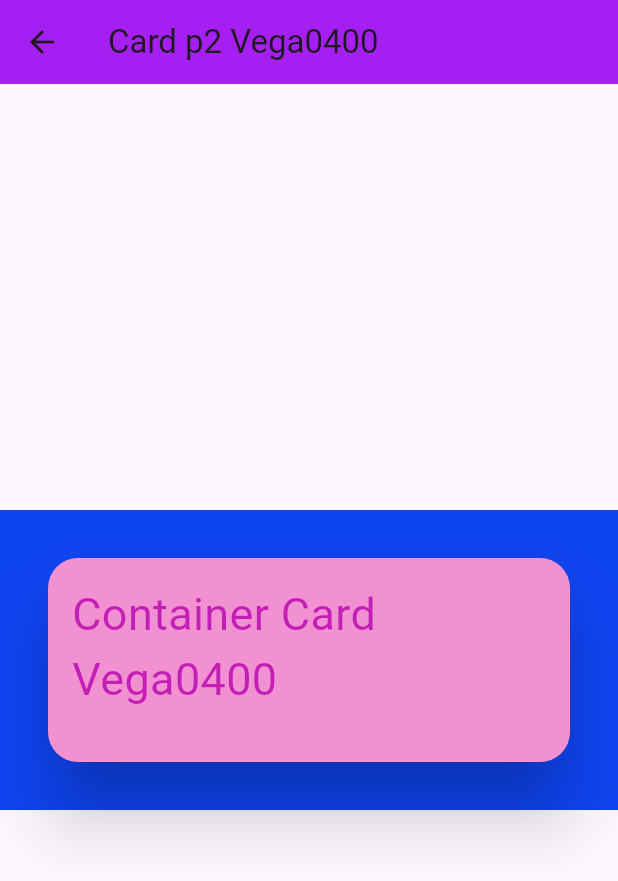
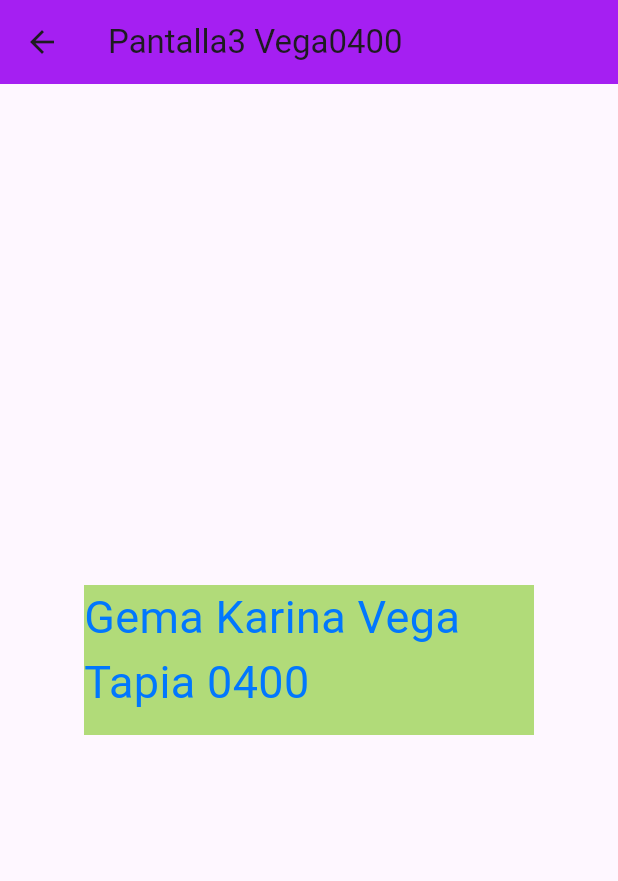
Before and after one commit to VegaTapiaGemaKarina/p15-RutasV2-0400, a Flutter app: the screen it shows after launch, after a tap on "Mover a pantalla2", on a phone screen of 412 x 824 dp. Shown: the top 881 px of the screen. Run offline on Flutter 3.47's test engine with Material 3 defaults, Android fonts, the phone set to English and light mode, and no system bars; missing offline and left inert: dart:html.

```diff
--- a/lib/main.dart
+++ b/lib/main.dart
@@ -2,6 +2,7 @@ import 'package:flutter/material.dart';
 import 'package:vega0400/pantallainicial_0400.dart';
 import 'package:vega0400/pantalla1_0400.dart';
 import 'package:vega0400/pantalla2_0400.dart';
+import 'package:vega0400/pantalla3_0400.dart';
 
 void main() => runApp(MiApp0400());
 
@@ -16,6 +17,7 @@ class MiApp0400 extends StatelessWidget {
         "/": (context) => PantallaInicial_0400(),
         "/Pantalla1_0400": (context) => Pantalla1_0400(),
         "/Pantalla2_0400": (context) => Pantalla2_0400(),
+        "/Pantalla3_0400": (context) => Pantalla3_0400(),
       }, //fin rutas de paginas
     );
   } //fin widget
--- a/lib/pantalla2_0400.dart
+++ b/lib/pantalla2_0400.dart
@@ -8,27 +8,21 @@ class Pantalla2_0400 extends StatelessWidget {
   Widget build(BuildContext context) {
     return Scaffold(
       appBar: AppBar(
-        title: Text("Card p2 Vega0400"),
+        title: Text("Pantalla3 Vega0400"),
         backgroundColor: Color(0xffa51ff2),
       ),
       body: Center(
         child: Container(
-          width: double.infinity,
-          height: 200,
-          color: Color(0xff0f44f1),
-          child: Card(
-            elevation: 20,
-            shape:
-                RoundedRectangleBorder(borderRadius: BorderRadius.circular(20)),
-            color: Color(0xfff291d2),
-            margin: EdgeInsets.all(32),
-            child: Padding(
-              padding: EdgeInsets.all(16),
-              child: Text(
-                "Container Card Vega0400",
-                style: TextStyle(fontSize: 30, color: Color(0xffc31eb5)),
-              ),
-            ),
+          color: Color(0xffb1db79),
+          constraints: BoxConstraints(
+            minHeight: 100,
+            minWidth: 200,
+            maxHeight: 300,
+            maxWidth: 300,
+          ),
+          child: Text(
+            "Gema Karina Vega Tapia 0400",
+            style: TextStyle(fontSize: 30, color: Color(0xff0177fe)),
           ),
         ),
       ),
--- a/lib/pantallainicial_0400.dart
+++ b/lib/pantallainicial_0400.dart
@@ -1,3 +1,5 @@
+import 'dart:html';
+
 import 'package:flutter/material.dart';
 
 //PantallaInicial_0400
@@ -20,13 +22,26 @@ class PantallaInicial_0400 extends StatelessWidget {
               onPressed: () {
                 Navigator.pushNamed(context, "/Pantalla1_0400");
               },
+              style: ElevatedButton.styleFrom(primary: Color(0xff05d47d)),
               child: Text("Mover a pantalla1"),
             ),
             ElevatedButton(
               onPressed: () {
                 Navigator.pushNamed(context, "/Pantalla2_0400");
               },
+              style: ElevatedButton.styleFrom(
+                primary: Color(0xffaf77dc),
+              ),
               child: Text("Mover a pantalla2"),
+            ),
+            ElevatedButton(
+              onPressed: () {
+                Navigator.pushNamed(context, "/Pantalla3_0400");
+              },
+              style: ElevatedButton.styleFrom(
+                primary: Color(0xff0c9eca),
+              ),
+              child: Text("Mover a pantalla3"),
             )
           ], //ninos widget
         ),
```
Also changed, not shown: lib/pantalla1_0400.dart (+11 -14 lines), lib/pantalla3_0400.dart (added, +29 -0 lines).
